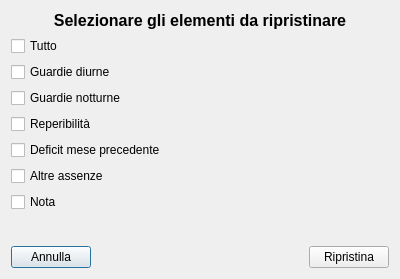
Old version of the form resetdialog.ui in the repository gcala/GestioneCompetenzeMedici.
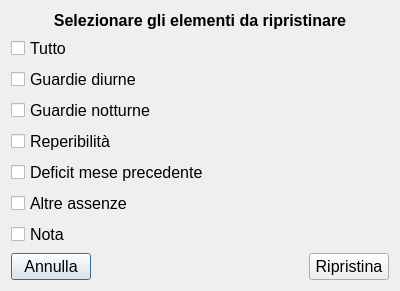
New version of the form. Icons and pictures are not drawn.

Patch:
```diff
--- a/resetdialog.ui
+++ b/resetdialog.ui
@@ -33,6 +33,11 @@
    </item>
    <item>
     <widget class="QCheckBox" name="tuttoCB">
+     <property name="font">
+      <font>
+       <pointsize>12</pointsize>
+      </font>
+     </property>
      <property name="text">
       <string>Tutto</string>
      </property>
@@ -40,6 +45,11 @@
    </item>
    <item>
     <widget class="QCheckBox" name="gdiurneCB">
+     <property name="font">
+      <font>
+       <pointsize>12</pointsize>
+      </font>
+     </property>
      <property name="text">
       <string>Guardie diurne</string>
      </property>
@@ -47,6 +57,11 @@
    </item>
    <item>
     <widget class="QCheckBox" name="gnotturneCB">
+     <property name="font">
+      <font>
+       <pointsize>12</pointsize>
+      </font>
+     </property>
      <property name="text">
       <string>Guardie notturne</string>
      </property>
@@ -54,6 +69,11 @@
    </item>
    <item>
     <widget class="QCheckBox" name="repCB">
+     <property name="font">
+      <font>
+       <pointsize>12</pointsize>
+      </font>
+     </property>
      <property name="text">
       <string>Reperibilità</string>
      </property>
@@ -61,6 +81,11 @@
    </item>
    <item>
     <widget class="QCheckBox" name="dmpCB">
+     <property name="font">
+      <font>
+       <pointsize>12</pointsize>
+      </font>
+     </property>
      <property name="text">
       <string>Deficit mese precedente</string>
      </property>
@@ -68,6 +93,11 @@
    </item>
    <item>
     <widget class="QCheckBox" name="altreCB">
+     <property name="font">
+      <font>
+       <pointsize>12</pointsize>
+      </font>
+     </property>
      <property name="text">
       <string>Altre assenze</string>
      </property>
@@ -75,6 +105,11 @@
    </item>
    <item>
     <widget class="QCheckBox" name="noteCB">
+     <property name="font">
+      <font>
+       <pointsize>12</pointsize>
+      </font>
+     </property>
      <property name="text">
       <string>Nota</string>
      </property>
@@ -97,6 +132,11 @@
     <layout class="QHBoxLayout" name="horizontalLayout">
      <item>
       <widget class="QPushButton" name="cancelButton">
+       <property name="font">
+        <font>
+         <pointsize>12</pointsize>
+        </font>
+       </property>
        <property name="text">
         <string>Annulla</string>
        </property>
@@ -121,6 +161,11 @@
      </item>
      <item>
       <widget class="QPushButton" name="restoreButton">
+       <property name="font">
+        <font>
+         <pointsize>12</pointsize>
+        </font>
+       </property>
        <property name="text">
         <string>Ripristina</string>
        </property>
```
